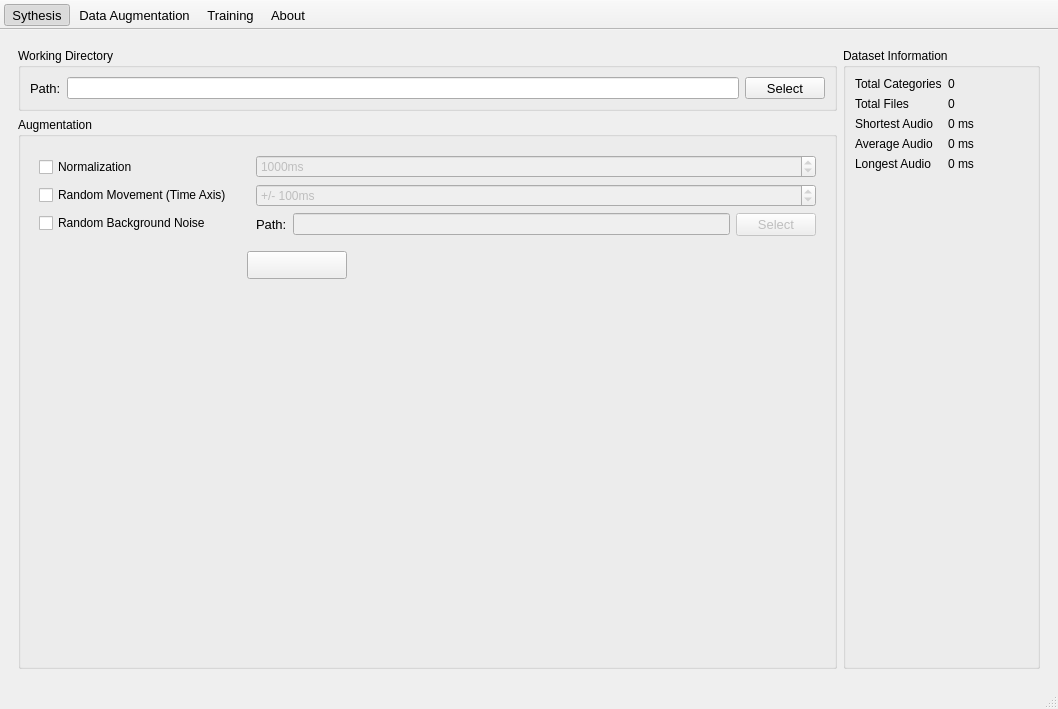
The window that ui/qtDesigner/mainWindow.ui (DennisSentler/kwsCoach) describes before a commit, drawn with Qt 5.
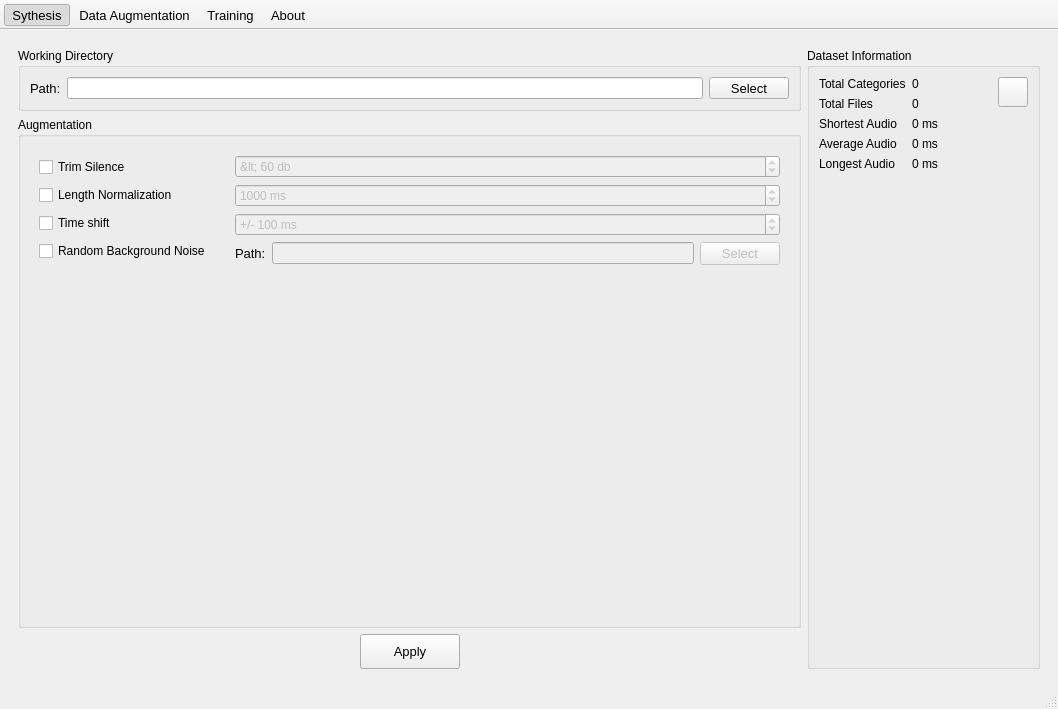
The same window after the commit. Icons and pictures are not drawn.

Commit message: implemented data augmentation: normalization

Patch:
```diff
--- a/ui/qtDesigner/mainWindow.ui
+++ b/ui/qtDesigner/mainWindow.ui
@@ -748,8 +748,8 @@
       <widget class="QWidget" name="augmentation_page">
        <layout class="QGridLayout" name="gridLayout_20">
         <item row="0" column="0">
-         <layout class="QGridLayout" name="gridLayout_17">
-          <item row="0" column="0">
+         <layout class="QVBoxLayout" name="verticalLayout_4" stretch="0,10,0">
+          <item>
            <widget class="QGroupBox" name="dir_box_2">
             <property name="sizePolicy">
              <sizepolicy hsizetype="Expanding" vsizetype="Maximum">
@@ -794,12 +794,12 @@
             </layout>
            </widget>
           </item>
-          <item row="1" column="0">
+          <item>
            <widget class="QGroupBox" name="groupBox_2">
             <property name="title">
              <string>Augmentation</string>
             </property>
-            <layout class="QFormLayout" name="formLayout">
+            <layout class="QFormLayout" name="formLayout_2">
              <item row="0" column="0">
               <widget class="QFrame" name="frame_3">
                <property name="sizePolicy">
@@ -818,13 +818,20 @@
                 <number>0</number>
                </property>
                <layout class="QVBoxLayout" name="verticalLayout_3">
+                <item>
+                 <widget class="QCheckBox" name="trim_silence_checkBox">
+                  <property name="text">
+                   <string>Trim Silence</string>
+                  </property>
+                 </widget>
+                </item>
                 <item>
                  <widget class="QCheckBox" name="normalization_checkBox">
                   <property name="toolTip">
                    <string>This option adjusts all your audio files to a defined length in milliseconds. Be sure to choose a size greater than the minimal length of your longest audio.</string>
                   </property>
                   <property name="text">
-                   <string>Normalization</string>
+                   <string>Length Normalization</string>
                   </property>
                  </widget>
                 </item>
@@ -834,7 +841,7 @@
                    <string>This option moves the audio content on the Timeline. Either left or right. It randomly chooses a shift up to your defined maximum amount.</string>
                   </property>
                   <property name="text">
-                   <string>Random Movement (Time Axis)</string>
+                   <string>Time shift</string>
                   </property>
                  </widget>
                 </item>
@@ -863,6 +870,25 @@
                 <number>0</number>
                </property>
                <layout class="QVBoxLayout" name="verticalLayout_5">
+                <item>
+                 <widget class="QSpinBox" name="trim_silence_db_threshhold_dial">
+                  <property name="enabled">
+                   <bool>false</bool>
+                  </property>
+                  <property name="suffix">
+                   <string> db</string>
+                  </property>
+                  <property name="prefix">
+                   <string>&lt; </string>
+                  </property>
+                  <property name="minimum">
+                   <number>1</number>
+                  </property>
+                  <property name="value">
+                   <number>60</number>
+                  </property>
+                 </widget>
+                </item>
                 <item>
                  <widget class="QSpinBox" name="normalization_dial">
                   <property name="enabled">
@@ -890,7 +916,7 @@
                    <enum>QAbstractSpinBox::UpDownArrows</enum>
                   </property>
                   <property name="suffix">
-                   <string>ms</string>
+                   <string> ms</string>
                   </property>
                   <property name="minimum">
                    <number>100</number>
@@ -915,7 +941,7 @@
                    <string>This option moves the audio content on the Timeline. Either left or right. It randomly chooses a shift up to your defined maximum amount.</string>
                   </property>
                   <property name="suffix">
-                   <string>ms</string>
+                   <string> ms</string>
                   </property>
                   <property name="prefix">
                    <string>+/- </string>
@@ -975,66 +1001,95 @@
                </layout>
               </widget>
              </item>
-             <item row="1" column="1">
-              <widget class="QPushButton" name="pushButton">
-               <property name="sizePolicy">
-                <sizepolicy hsizetype="Preferred" vsizetype="Preferred">
-                 <horstretch>0</horstretch>
-                 <verstretch>0</verstretch>
-                </sizepolicy>
-               </property>
-               <property name="minimumSize">
-                <size>
-                 <width>0</width>
-                 <height>28</height>
-                </size>
-               </property>
-               <property name="maximumSize">
-                <size>
-                 <width>100</width>
-                 <height>100</height>
-                </size>
-               </property>
-               <property name="autoFillBackground">
-                <bool>false</bool>
-               </property>
-               <property name="text">
-                <string/>
-               </property>
-               <property name="icon">
-                <iconset resource="resources/ui.resources.qrc">
-                 <normaloff>:/icons8/icons8/refresh_30px_white.png</normaloff>:/icons8/icons8/refresh_30px_white.png</iconset>
-               </property>
-               <property name="iconSize">
-                <size>
-                 <width>20</width>
-                 <height>20</height>
-                </size>
-               </property>
-               <property name="flat">
-                <bool>false</bool>
-               </property>
-              </widget>
-             </item>
             </layout>
            </widget>
           </item>
+          <item>
+           <layout class="QHBoxLayout" name="horizontalLayout_5">
+            <property name="sizeConstraint">
+             <enum>QLayout::SetMinimumSize</enum>
+            </property>
+            <item>
+             <spacer name="horizontalSpacer_4">
+              <property name="orientation">
+               <enum>Qt::Horizontal</enum>
+              </property>
+              <property name="sizeType">
+               <enum>QSizePolicy::MinimumExpanding</enum>
+              </property>
+              <property name="sizeHint" stdset="0">
+               <size>
+                <width>40</width>
+                <height>20</height>
+               </size>
+              </property>
+             </spacer>
+            </item>
+            <item>
+             <widget class="QPushButton" name="pushButton_2">
+              <property name="minimumSize">
+               <size>
+                <width>100</width>
+                <height>35</height>
+               </size>
+              </property>
+              <property name="font">
+               <font>
+                <pointsize>10</pointsize>
+               </font>
+              </property>
+              <property name="text">
+               <string>Apply</string>
+              </property>
+              <property name="icon">
+               <iconset resource="resources/ui.resources.qrc">
+                <normaloff>:/icons8/icons8/wrench_30px_white.png</normaloff>:/icons8/icons8/wrench_30px_white.png</iconset>
+              </property>
+              <property name="iconSize">
+               <size>
+                <width>20</width>
+                <height>20</height>
+               </size>
+              </property>
+             </widget>
+            </item>
+            <item>
+             <spacer name="horizontalSpacer_5">
+              <property name="orientation">
+               <enum>Qt::Horizontal</enum>
+              </property>
+              <property name="sizeType">
+               <enum>QSizePolicy::MinimumExpanding</enum>
+              </property>
+              <property name="sizeHint" stdset="0">
+               <size>
+                <width>40</width>
+                <height>20</height>
+               </size>
+              </property>
+             </spacer>
+            </item>
+           </layout>
+          </item>
          </layout>
         </item>
         <item row="0" column="1">
-         <layout class="QGridLayout" name="gridLayout_19">
-          <item row="0" column="0">
-           <widget class="QGroupBox" name="groupBox">
-            <property name="sizePolicy">
-             <sizepolicy hsizetype="Minimum" vsizetype="Minimum">
-              <horstretch>0</horstretch>
-              <verstretch>0</verstretch>
-             </sizepolicy>
-            </property>
-            <property name="title">
-             <string>Dataset Information</string>
-            </property>
-            <layout class="QFormLayout" name="formLayout_2">
+         <widget class="QGroupBox" name="groupBox">
+          <property name="sizePolicy">
+           <sizepolicy hsizetype="Minimum" vsizetype="Preferred">
+            <horstretch>0</horstretch>
+            <verstretch>0</verstretch>
+           </sizepolicy>
+          </property>
+          <property name="title">
+           <string>Dataset Information</string>
+          </property>
+          <layout class="QHBoxLayout" name="horizontalLayout_4">
+           <property name="sizeConstraint">
+            <enum>QLayout::SetMinimumSize</enum>
+           </property>
+           <item>
+            <layout class="QFormLayout" name="formLayout">
              <item row="0" column="0">
               <widget class="QLabel" name="label_2">
                <property name="text">
@@ -1136,9 +1191,70 @@
               </widget>
              </item>
             </layout>
-           </widget>
-          </item>
-         </layout>
+           </item>
+           <item>
+            <layout class="QVBoxLayout" name="verticalLayout_2">
+             <property name="sizeConstraint">
+              <enum>QLayout::SetMinimumSize</enum>
+             </property>
+             <item alignment="Qt::AlignRight">
+              <widget class="QPushButton" name="pushButton">
+               <property name="sizePolicy">
+                <sizepolicy hsizetype="Fixed" vsizetype="Fixed">
+                 <horstretch>0</horstretch>
+                 <verstretch>0</verstretch>
+                </sizepolicy>
+               </property>
+               <property name="minimumSize">
+                <size>
+                 <width>30</width>
+                 <height>30</height>
+                </size>
+               </property>
+               <property name="maximumSize">
+                <size>
+                 <width>30</width>
+                 <height>30</height>
+                </size>
+               </property>
+               <property name="autoFillBackground">
+                <bool>false</bool>
+               </property>
+               <property name="text">
+                <string/>
+               </property>
+               <property name="icon">
+                <iconset resource="resources/ui.resources.qrc">
+                 <normaloff>:/icons8/icons8/refresh_30px_white.png</normaloff>:/icons8/icons8/refresh_30px_white.png</iconset>
+               </property>
+               <property name="iconSize">
+                <size>
+                 <width>20</width>
+                 <height>20</height>
+                </size>
+               </property>
+               <property name="flat">
+                <bool>false</bool>
+               </property>
+              </widget>
+             </item>
+             <item>
+              <spacer name="verticalSpacer">
+               <property name="orientation">
+                <enum>Qt::Vertical</enum>
+               </property>
+               <property name="sizeHint" stdset="0">
+                <size>
+                 <width>20</width>
+                 <height>40</height>
+                </size>
+               </property>
+              </spacer>
+             </item>
+            </layout>
+           </item>
+          </layout>
+         </widget>
         </item>
        </layout>
       </widget>
```
Left out of the diff: 86 changed lines with no effect on the pictures. The commit also changes 13 other files.
